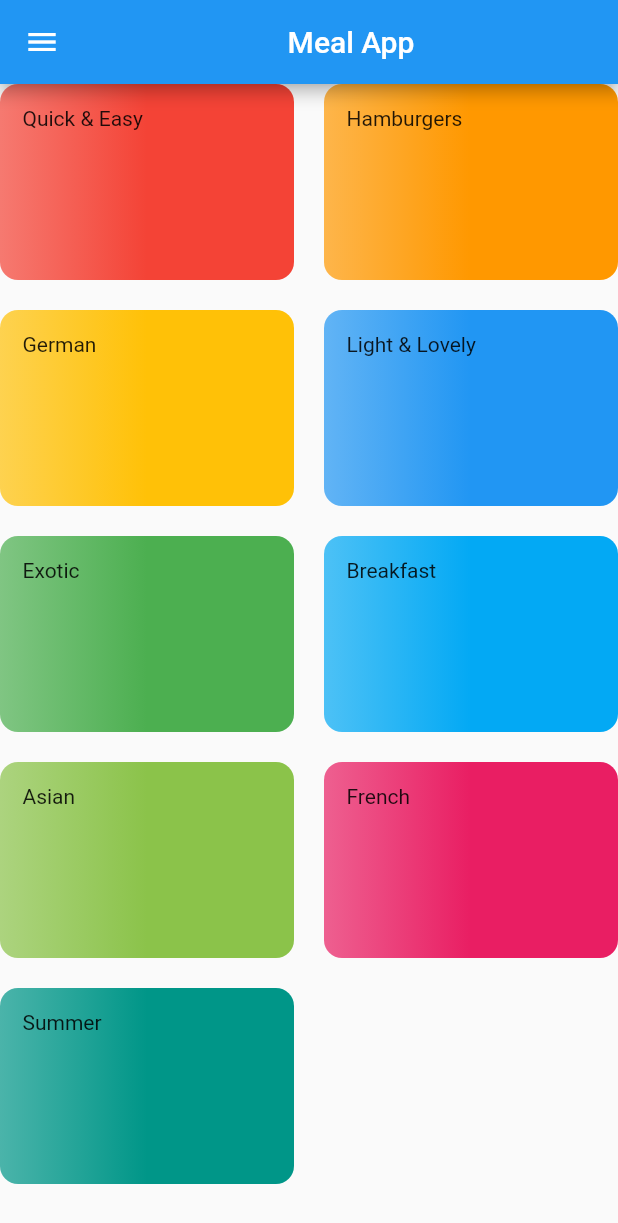
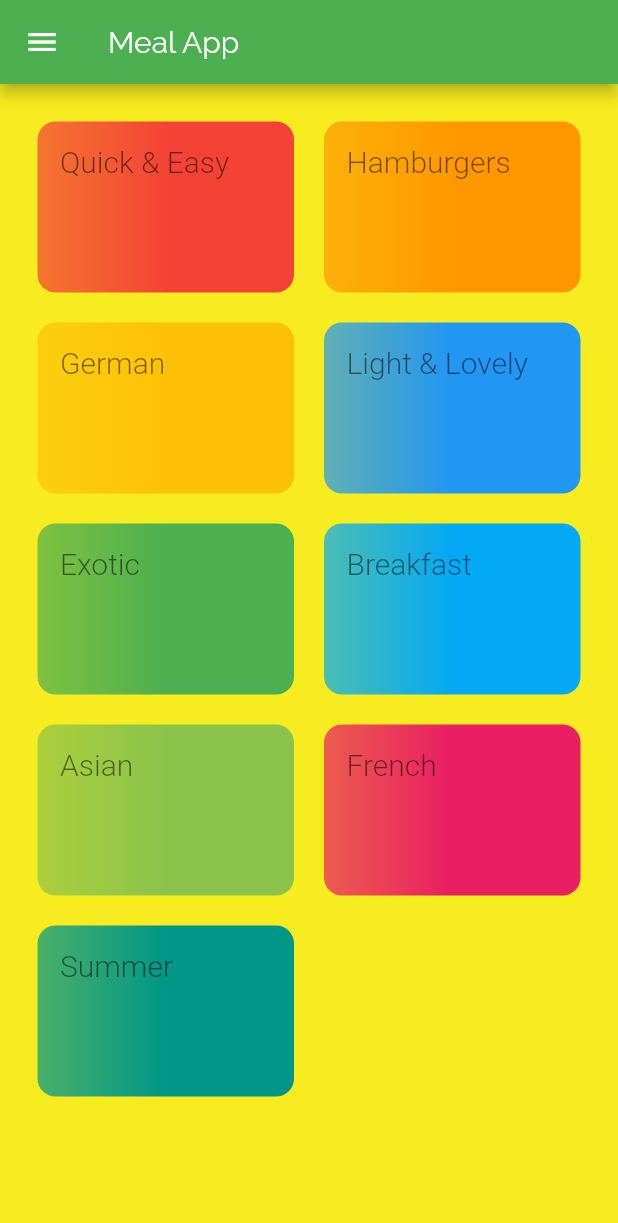
Before and after one commit to cecililu/Flutter_MealApp, a Flutter app: the screen it shows after launch, on a phone screen of 412 x 824 dp. Shown: the top 1223 px of the screen. Run offline on Flutter 3.47's test engine with Material 2 defaults, Android fonts, the phone set to English and light mode, and no system bars; Roboto replaces fonts that are missing (RobotoCondensed).

Commit message:
font configurations

```diff
--- a/lib/categories_screen.dart
+++ b/lib/categories_screen.dart
@@ -15,8 +15,14 @@ class _Categories_screenState extends State<Categories_screen> {
     return Scaffold(
         drawerEnableOpenDragGesture: false,
         drawer: Drawer(),
-      appBar: AppBar(title:Center(child: Text('Meal App'),)),
-      body:GridView(
+        appBar: AppBar(
+          title: Text(
+            'Meal App',
+            style: TextStyle(fontFamily: 'Raleway', fontSize: 20),
+          ),
+        ),
+        body: GridView(
+          padding: const EdgeInsets.all(25),
           gridDelegate: const SliverGridDelegateWithMaxCrossAxisExtent(
               maxCrossAxisExtent: 200,
               childAspectRatio: 3 / 2,
--- a/lib/category_item.dart
+++ b/lib/category_item.dart
@@ -11,7 +11,7 @@ class Categoryitem extends StatelessWidget {
   Widget build(BuildContext context) {
     return Container(
         padding: const EdgeInsets.all(15),
-        child: Text(title),
+        child: Text(title,style:Theme.of(context).textTheme.headline1,),
         decoration: BoxDecoration(
           gradient: LinearGradient(
               colors: [color.withOpacity(0.7), color],
--- a/lib/main.dart
+++ b/lib/main.dart
@@ -8,14 +8,24 @@ void main() {
 class MyApp extends StatelessWidget {
   const MyApp({super.key});
 
-
   @override
   Widget build(BuildContext context) {
     return MaterialApp(
-      title: 'Flutter Demo',
+      title: 'Meal App',
       theme: ThemeData(
-        primarySwatch: Colors.blue,
-      ),
+          primarySwatch: Colors.green,
+          accentColor: Colors.amber,
+          canvasColor: Color.fromARGB(255, 247, 236, 31),
+          fontFamily: 'Raleway',
+          textTheme: ThemeData.light().textTheme.copyWith(
+              bodyText1:
+                  const TextStyle(color: Color.fromARGB(255, 82, 80, 80)),
+              bodyText2:
+                  const TextStyle(color: Color.fromARGB(255, 82, 80, 80)),
+              headline1: const TextStyle(
+                  fontFamily: 'RobotoCondensed',
+                  fontSize: 20,
+                  fontWeight: FontWeight.w300))),
       home: const Categories_screen(),
     );
   }
```
Also changed, not shown: pubspec.yaml (+19 -12 lines), assets/font/Raleway-Black.ttf (added), assets/font/Raleway-Bold.ttf (added), assets/font/Raleway-Regular.ttf (added), assets/font/RobotoCondensed-Bold.ttf (added), assets/font/RobotoCondensed-Italic.ttf (added), assets/font/RobotoCondensed-Light.ttf (added), assets/font/RobotoCondensed-Regular.ttf (added). Lines whose indentation alone changed are shown as unchanged.
